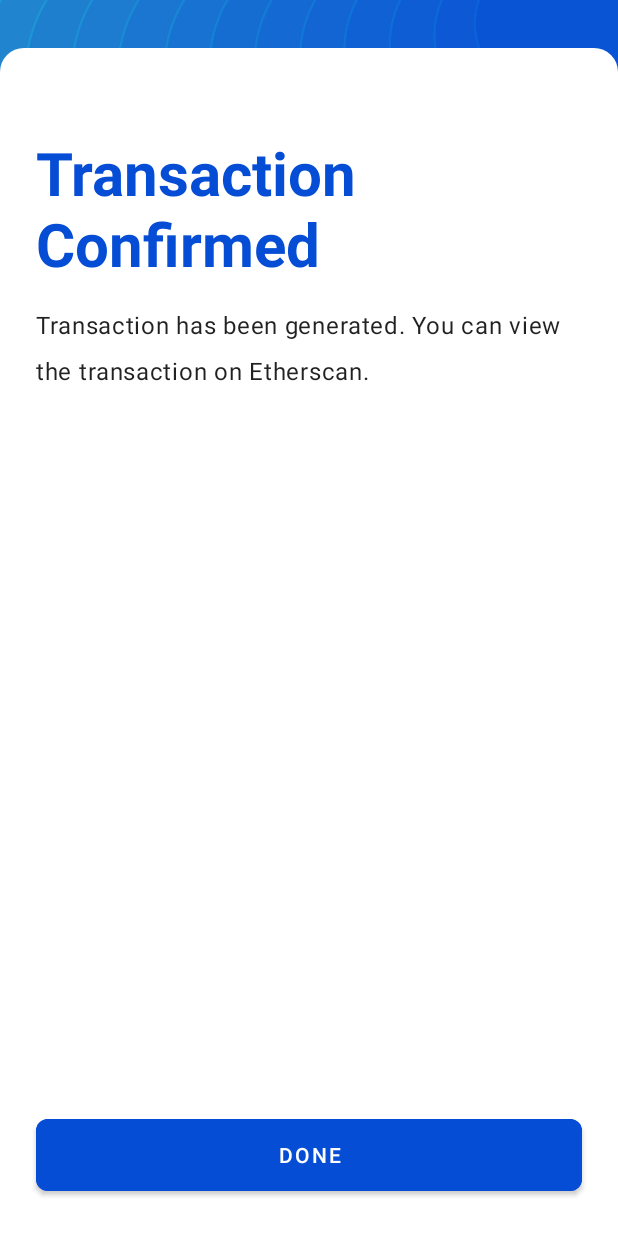
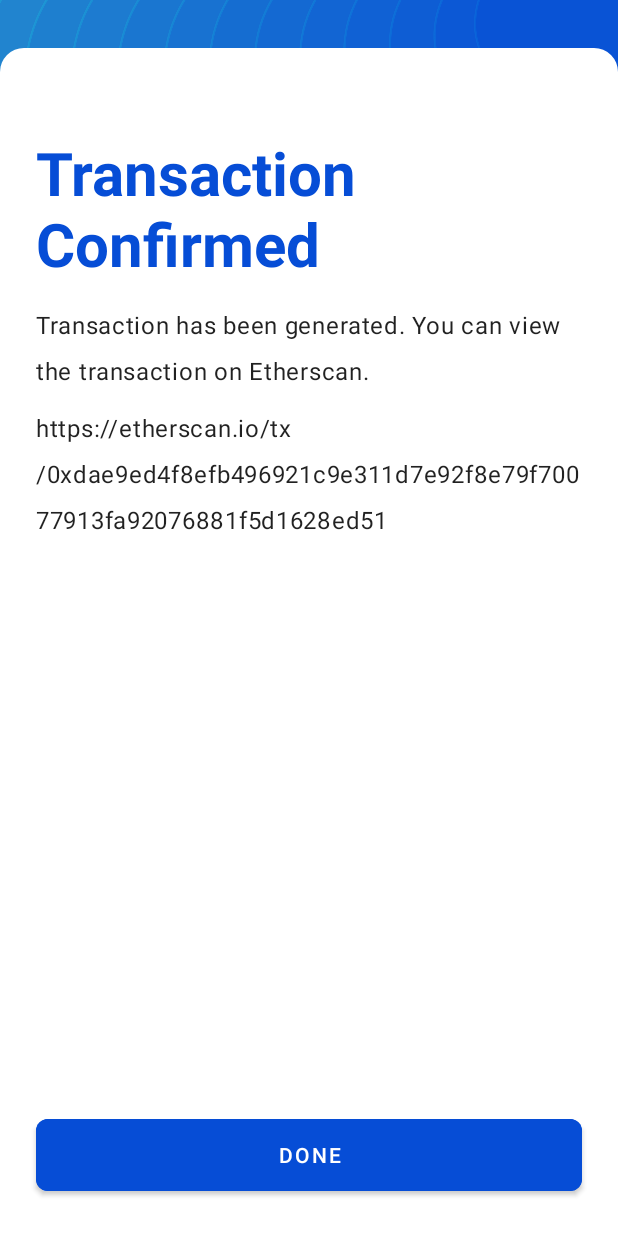
Before and after one commit to markfrance/eth-wallet-android, an Android app: the layout fragment_transaction_confirmed.xml on its own in the app's theme, with its tools: preview values and no code run, on a phone screen of 412 x 824 dp. Run offline under Robolectric (Android 15) with nearby library versions, the phone set to English and light mode, and no system bars.

Commit message:
Sending secure ETH transaction

```diff
--- a/app/build.gradle
+++ b/app/build.gradle
@@ -46,6 +46,9 @@ android {
     compileOptions {
         sourceCompatibility JavaVersion.VERSION_1_8
         targetCompatibility JavaVersion.VERSION_1_8
+    }
+    kotlinOptions {
+        jvmTarget = '1.8'
     }
 }
 
--- a/app/src/main/java/com/myetherwallet/mewconnect/core/di/ApplicationComponent.kt
+++ b/app/src/main/java/com/myetherwallet/mewconnect/core/di/ApplicationComponent.kt
@@ -40,6 +40,8 @@ interface ApplicationComponent {
 
     fun inject(fragment: SendFragment)
 
+    fun inject(fragment: ConfirmTransactionFragment)
+
     fun inject(fragment: ForgotPasswordFragment)
 
     fun inject(fragment: RestoreExistingWalletFragment)
--- a/app/src/main/java/com/myetherwallet/mewconnect/core/persist/prefenreces/KeyStore.kt
+++ b/app/src/main/java/com/myetherwallet/mewconnect/core/persist/prefenreces/KeyStore.kt
@@ -1,9 +1,8 @@
 package com.myetherwallet.mewconnect.core.persist.prefenreces
 
-/**
- * Created by BArtWell on 01.05.2019.
- */
 enum class KeyStore(val mnemonic: String, val privateKey: String) {
     PASSWORD("password_encrypted_mnemonic", "password_encrypted_private_key"),
     BIOMETRIC("biometric_encrypted_mnemonic", "biometric_encrypted_private_key")
+
+
 }
--- a/app/src/main/java/com/myetherwallet/mewconnect/core/persist/prefenreces/WalletPreferences.kt
+++ b/app/src/main/java/com/myetherwallet/mewconnect/core/persist/prefenreces/WalletPreferences.kt
@@ -9,9 +9,6 @@ import com.myetherwallet.mewconnect.core.utils.crypto.keystore.DeprecatedStorage
 import com.myetherwallet.mewconnect.core.utils.crypto.keystore.StorageKeystoreHelper
 import com.myetherwallet.mewconnect.feature.main.data.WalletData
 
-/**
- * Created by BArtWell on 04.09.2018.
- */
 
 private const val PREFIX = "wallet_"
 
--- a/app/src/main/java/com/myetherwallet/mewconnect/feature/main/fragment/WalletFragment.kt
+++ b/app/src/main/java/com/myetherwallet/mewconnect/feature/main/fragment/WalletFragment.kt
@@ -42,10 +42,6 @@ import kotlinx.android.synthetic.main.view_wallet_card.*
 import java.math.BigDecimal
 import java.util.concurrent.TimeUnit
 import javax.inject.Inject
-
-/**
- * Created by BArtWell on 11.07.2018.
- */
 
 class WalletFragment : BaseViewModelFragment() {
 
--- a/app/src/main/res/layout/fragment_transaction_confirmed.xml
+++ b/app/src/main/res/layout/fragment_transaction_confirmed.xml
@@ -32,6 +32,20 @@
         android:textColor="@color/text_black"
         android:textSize="@dimen/text_size_16sp" />
 
+    <TextView
+        android:id="@+id/transaction_url"
+        android:layout_width="match_parent"
+        android:layout_height="wrap_content"
+        android:layout_marginStart="@dimen/dimen_24dp"
+        android:layout_marginTop="@dimen/dimen_16dp"
+        android:layout_marginEnd="@dimen/dimen_24dp"
+        android:letterSpacing="0.03"
+        android:lineSpacingExtra="@dimen/text_size_12sp"
+        android:text="https://etherscan.io/tx/0xdae9ed4f8efb496921c9e311d7e92f8e79f70077913fa92076881f5d1628ed51"
+        android:textColor="@color/text_black"
+        android:textSize="@dimen/text_size_16sp" />
+
+
     <View
         android:layout_width="match_parent"
         android:layout_height="0dp"
```
Also changed, not shown: app/src/main/java/com/myetherwallet/mewconnect/feature/auth/fragment/AuthFragment.kt (+8 -0 lines), app/src/main/java/com/myetherwallet/mewconnect/feature/main/fragment/ConfirmTransaction.kt (added, +65 -0 lines), app/src/main/java/com/myetherwallet/mewconnect/feature/main/fragment/SendFragment.kt (+82 -2 lines), 1 other file.
